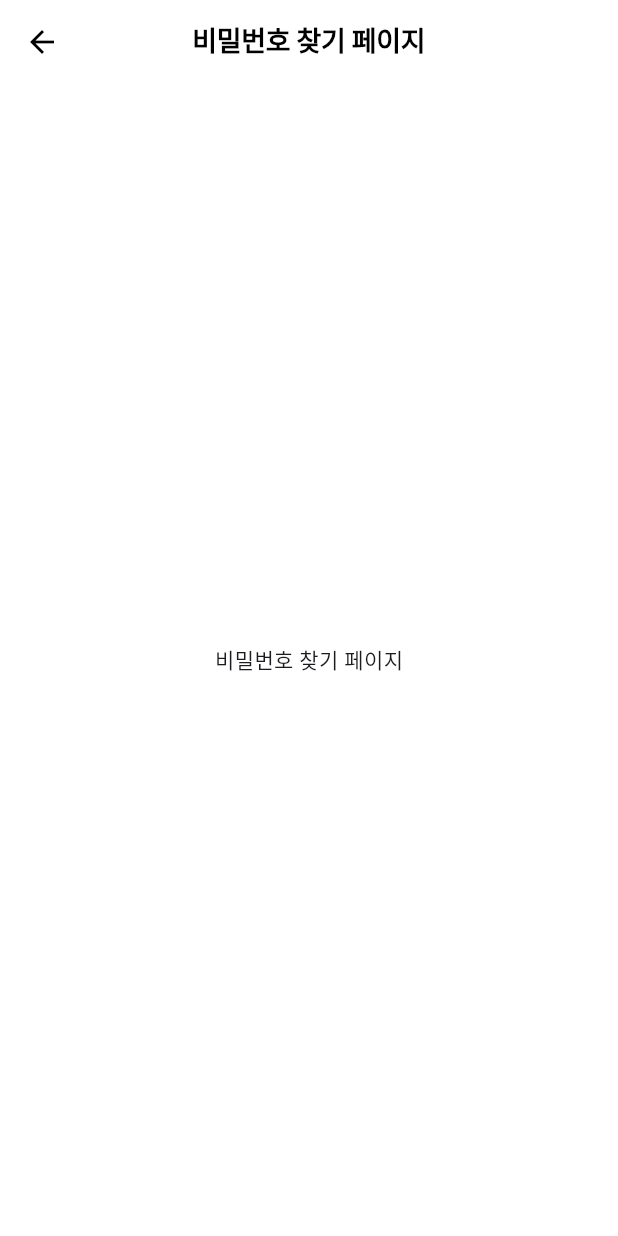
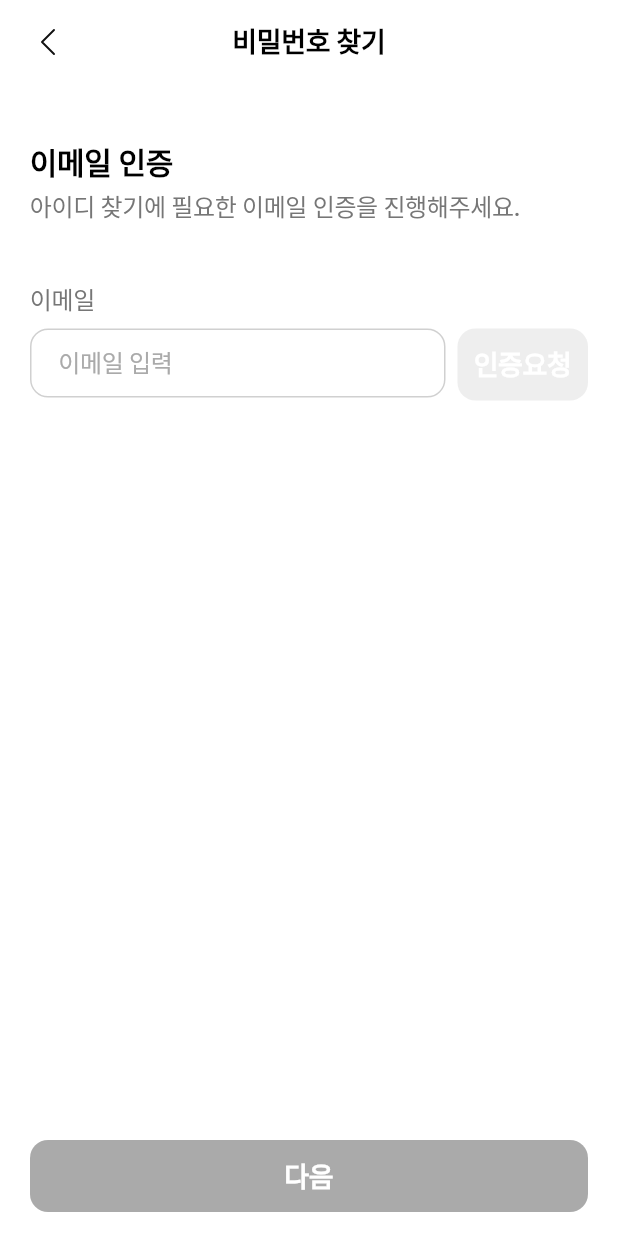
Before and after one commit to chois22/groach, a Flutter app: the RouteAuthFindPw screen opened directly, on a phone screen of 412 x 824 dp. Run offline on Flutter 3.47's test engine with Material 3 defaults, Android fonts, the phone set to English and light mode, and no system bars; our stand-ins replace flutter_svg, sizer; Roboto replaces fonts that are missing (Pretendard); project files that could hold a hidden picture were left out.

Commit message:
25.03.17

```diff
--- a/lib/ui/component/info_check_text.dart
+++ b/lib/ui/component/info_check_text.dart
@@ -1,12 +1,12 @@
 import 'package:flutter/material.dart';
 import 'package:flutter_svg/flutter_svg.dart';
 
-class Infochecktext extends StatelessWidget {
+class InfoCheckText extends StatelessWidget {
   final String iconPath;
   final String message;
   final TextStyle textStyle;
 
-  const Infochecktext({
+  const InfoCheckText({
     required this.iconPath,
     required this.message,
     required this.textStyle,
--- /dev/null
+++ b/lib/ui/page/find/page_find_pw_confirm_email.dart
@@ -0,0 +1,293 @@
+import 'package:flutter/material.dart';
+import 'package:practice1/const/value/colors.dart';
+import 'package:practice1/const/value/gaps.dart';
+import 'package:practice1/const/value/text_style.dart';
+import 'package:practice1/ui/component/button_animate.dart';
+import 'package:practice1/ui/component/button_confirm.dart';
+import 'package:practice1/ui/component/custom_appbar.dart';
+import 'package:practice1/ui/component/info_check_text.dart';
+import 'package:practice1/ui/component/textfield_default.dart';
+import 'dart:async';
+
+class PageFindPwConfirmEmail extends StatefulWidget {
+  final PageController pageController;
+  final TextEditingController tecEmail;
+
+  const PageFindPwConfirmEmail({
+    required this.pageController,
+    required this.tecEmail,
+    super.key,
+  });
+
+  @override
+  State<PageFindPwConfirmEmail> createState() => _PageFindPwConfirmEmailState();
+}
+
+class _PageFindPwConfirmEmailState extends State<PageFindPwConfirmEmail> {
+  final TextEditingController tecConfirmNumber = TextEditingController();
+  final ValueNotifier<bool> vnIsEmailCheck = ValueNotifier<bool>(false);
+
+  // 인증번호
+  final ValueNotifier<bool> vnConfirmNumber = ValueNotifier<bool>(false);
+  final ValueNotifier<bool> vnNumberMatch = ValueNotifier<bool>(false);
+  final ValueNotifier<String> vnMatchMessage = ValueNotifier<String>('');
+
+  final ValueNotifier<String> vnRequestButtonText = ValueNotifier<String>('인증요청');
+
+  // 타이머 컨트롤러
+  _TimerPeriodicState? timerController;
+
+  @override
+  void initState() {
+    super.initState();
+    widget.tecEmail.addListener(() {
+      String email = widget.tecEmail.text;
+      vnIsEmailCheck.value = email.isNotEmpty;
+    });
+  }
+
+  @override
+  void dispose() {
+    widget.tecEmail.dispose();
+    super.dispose();
+  }
+
+  @override
+  Widget build(BuildContext context) {
+    return GestureDetector(
+      onTap: () {
+        FocusManager.instance.primaryFocus?.unfocus();
+      },
+      child: Padding(
+        padding: const EdgeInsets.symmetric(horizontal: 20),
+        child: Column(
+          children: [
+            CustomAppbar(text: '비밀번호 찾기'),
+            Expanded(
+              child: SingleChildScrollView(
+                child: Column(
+                  crossAxisAlignment: CrossAxisAlignment.start,
+                  children: [
+                    Gaps.v40,
+                    Text('이메일 인증', style: TS.s20w600(colorBlack)),
+                    Gaps.v6,
+                    Text('아이디 찾기에 필요한 이메일 인증을 진행해주세요.', style: TS.s16w500(colorGray600)),
+                    Gaps.v42,
+                    Text('이메일', style: TS.s16w500(colorGray600)),
+                    Gaps.v10,
+                    Column(
+                      children: [
+                        Row(
+                          children: [
+                            Expanded(
+                              child: SizedBox(
+                                height: 48,
+                                child: TextFieldDefault(
+                                  controller: widget.tecEmail,
+                                  hintText: '이메일 입력',
+                                ),
+                              ),
+                            ),
+                            Gaps.h8,
+                            // 이메일 입력되면 인증요청 활성화, 인증번호 입력 창 활성화
+                            ValueListenableBuilder<String>(
+                              valueListenable: vnRequestButtonText,
+                              builder: (context, btnText, child) {
+                                return ValueListenableBuilder<bool>(
+                                  valueListenable: vnIsEmailCheck,
+                                  builder: (context, isEmail, child) {
+                                    return ButtonConfirm(
+                                      /// 시간 오버 되면 재요청으로 변경
+                                      boxText: btnText,
+                                      textStyle: TS.s16w500(isEmail ? colorWhite : colorGray500),
+                                      boxColor: isEmail ? colorGreen600 : colorGray200,
+                                      width: 87,
+                                      height: 48,
+                                      onTap: () {
+                                        String email = widget.tecEmail.text;
+                                        if (email.isNotEmpty) {
+                                          vnConfirmNumber.value = true;
+                                          timerController?.startTimer();
+                                        }
+                                      },
+                                    );
+                                  },
+                                );
+                              },
+                            ),
+                          ],
+                        ),
+                        Gaps.v10,
+
+                        /// 시간초는 Stack으로 넣기, timer periodic 사용하기
+                        ValueListenableBuilder<bool>(
+                          valueListenable: vnConfirmNumber,
+                          builder: (context, showSecondTextField, child) {
+                            return showSecondTextField
+                                ? Column(
+                              crossAxisAlignment: CrossAxisAlignment.start,
+                              children: [
+                                Stack(
+                                  children: [
+                                    TextFieldDefault(
+                                      controller: tecConfirmNumber,
+                                      hintText: '인증번호 입력',
+                                      onChanged: (text) {
+                                        /// 임시 비밀번호
+                                        String serverVerificationCode = '1234';
+                                        if (text.isEmpty) {
+                                          vnMatchMessage.value = ''; // 입력이 없으면 메시지 비우기
+                                          vnNumberMatch.value = false; // 일치 여부 초기화
+                                        } else if (text == serverVerificationCode) {
+                                          vnNumberMatch.value = true;
+                                          vnMatchMessage.value = '인증번호가 일치합니다.';
+                                        } else {
+                                          vnNumberMatch.value = false;
+                                          vnMatchMessage.value = '인증번호가 일치하지 않습니다.';
+                                        }
+                                      },
+                                    ),
+                                    // 3분 타이머
+                                    Positioned(
+                                      right: 8,
+                                      top: 8,
+                                      child: _TimerPeriodic(
+                                        vnRequestButtonText: vnRequestButtonText,
+                                        onInitController: (controller) => timerController = controller,
+                                      ),
+                                    ),
+                                  ],
+                                ),
+                                Gaps.v8,
+                                ValueListenableBuilder<String>(
+                                  valueListenable: vnMatchMessage,
+                                  builder: (context, message, child) {
+                                    return message.isNotEmpty
+                                        ? InfoCheckText(
+                                      iconPath: vnNumberMatch.value ? 'assets/icon/v_icon.svg' : 'assets/icon/!_icon.svg',
+                                      message: message,
+                                      textStyle: TS.s12w500(vnNumberMatch.value ? colorGreen500 : Color(0XFFD4380D)),
+                                    )
+                                        : SizedBox();
+                                  },
+                                ),
+                              ],
+                            )
+                                : SizedBox(); // showSecondTextField // showSecondTextField
+                          },
+                        ),
+                      ],
+                    ),
+                  ],
+                ),
+              ),
+            ),
+            GestureDetector(
+              onTap: () {
+                FocusManager.instance.primaryFocus?.unfocus();
+                print('---------------------');
+                print('이메일 값은 ? ${widget.tecEmail.text}');
+                print('---------------------');
+                widget.pageController.animateToPage(
+                  1,
+                  duration: Duration(milliseconds: 300),
+                  curve: Curves.linear,
+                );
+              },
+              child: ValueListenableBuilder(
+                valueListenable: vnNumberMatch,
+                builder: (context, check, child) {
+                  return ButtonAnimate(
+                    title: '다음',
+                    colorBg: check ? colorGreen600 : colorGray500,
+                    margin: EdgeInsets.symmetric(vertical: 16),
+                  );
+                },
+              ),
+            ),
+          ],
+        ),
+      ),
+
+    );
+  }
+}
+
+// 인증요청 타이머
+class _TimerPeriodic extends StatefulWidget {
+  final ValueNotifier<String> vnRequestButtonText;
+  final Function(_TimerPeriodicState controller) onInitController;
+
+  const _TimerPeriodic({
+    required this.vnRequestButtonText,
+    required this.onInitController,
+    super.key,
+  });
+
+  @override
+  State<_TimerPeriodic> createState() => _TimerPeriodicState();
+}
+
+class _TimerPeriodicState extends State<_TimerPeriodic> {
+  final ValueNotifier<int> remainingSeconds = ValueNotifier<int>(180);
+
+  // final ValueNotifier<String> vnRequestButtonText = ValueNotifier<String>('인증요청');
+  Timer? _timer;
+
+  @override
+  void initState() {
+    super.initState();
+    startTimer();
+    widget.onInitController(this);
+  }
+
+  /// 타이머 시작
+  void startTimer() {
+    _timer?.cancel(); // 기존 타이머 취소
+    remainingSeconds.value = 180; // 3분 리셋
+
+    _timer = Timer.periodic(Duration(seconds: 1), (timer) {
+      if (remainingSeconds.value == 0) {
+        timer.cancel(); // 0초 되면 멈춤
+        widget.vnRequestButtonText.value = '재요청';
+      } else {
+        remainingSeconds.value--;
+      }
+    });
+  }
+
+  /// 시간 포맷 (분:초)
+  String formatTime(int seconds) {
+    int minutes = seconds ~/ 60;
+    int sec = seconds % 60;
+    String minutesStr = minutes.toString().padLeft(2, '0');
+    String secondsStr = sec.toString().padLeft(2, '0');
+    return '$minutesStr:$secondsStr';
+  }
+
+  @override
+  void dispose() {
+    _timer?.cancel(); // 페이지 나갈 때 타이머 정지 (메모리 누수 방지)
+    remainingSeconds.dispose(); // ValueNotifier dispose
+    super.dispose();
+  }
+
+  @override
+  Widget build(BuildContext context) {
+    return ValueListenableBuilder<int>(
+      valueListenable: remainingSeconds,
+      builder: (context, value, child) {
+        return value == 180 // 타이머 시작 전에는 숨기기
+            ? SizedBox.shrink()
+            : Container(
+          padding: EdgeInsets.symmetric(horizontal: 12, vertical: 6),
+          color: Colors.white,
+          child: Text(
+            formatTime(value),
+            style: TS.s16w400(colorRed), // 스타일 설정
+          ),
+        );
+      },
+    );
+  }
+}
--- a/lib/ui/route/auth/route_auth_find_pw.dart
+++ b/lib/ui/route/auth/route_auth_find_pw.dart
@@ -1,14 +1,59 @@
 import 'package:flutter/material.dart';
-// id랑 ui는 거의 비슷함
+import 'package:practice1/ui/page/find/page_find_id_complete.dart';
+import 'package:practice1/ui/page/find/page_find_id_confirm_email.dart';
+import 'package:practice1/ui/page/find/page_find_pw_change.dart';
+import 'package:practice1/ui/page/find/page_find_pw_confirm_email.dart';
 
-class RouteAuthFindPw extends StatelessWidget {
+class RouteAuthFindPw extends StatefulWidget {
   const RouteAuthFindPw({super.key});
 
   @override
+  State<RouteAuthFindPw> createState() => _RouteAuthFindPwState();
+}
+
+class _RouteAuthFindPwState extends State<RouteAuthFindPw> {
+  final PageController pageController = PageController();
+  final ValueNotifier<int> vnIndexCurrent = ValueNotifier(0);
+  final TextEditingController tecEmail = TextEditingController();
+
+  @override
   Widget build(BuildContext context) {
-    return Scaffold(
-      appBar: AppBar(title: Text('비밀번호 찾기 페이지')),
-      body: SafeArea(child: Center(child: Text('비밀번호 찾기 페이지'),)),
+    return ValueListenableBuilder(
+      valueListenable: vnIndexCurrent,
+      builder: (context, indexCurrent, child) {
+        print('-------------------');
+        print(indexCurrent);
+        print('-------------------');
+        return PopScope(
+          /// 0이 아닐 경우에만 뒤로 가기 가능, 0이 아니면 -1 이전 페이지 이동, 애니메이션 효과
+          // canPop: indexCurrent == 0 ? true : false,
+          // onPopInvokedWithResult: (didPop, result) {
+          //   if (indexCurrent != 0) {
+          //     pageController.animateToPage(indexCurrent - 1, duration: Duration(milliseconds: 300), curve: Curves.linear);
+          //   }
+          // },
+          child: Scaffold(
+            body: SafeArea(
+              child: PageView(
+                controller: pageController,
+                physics: NeverScrollableScrollPhysics(),
+                onPageChanged: (value) {
+                  vnIndexCurrent.value = value;
+                },
+                children: [
+                  PageFindPwConfirmEmail(
+                    pageController: pageController,
+                    tecEmail: tecEmail,
+                  ),
+                  PageFindPwChange(
+
+                  ),
+                ],
+              ),
+            ),
+          ),
+        );
+      },
     );
   }
 }
```
Also changed, not shown: lib/ui/page/find/page_find_id_confirm_email.dart (+9 -13 lines), lib/ui/page/find/page_find_pw_change.dart (added, +171 -0 lines), lib/ui/page/sign_up/page_sign_up_user_info.dart (+43 -15 lines), lib/ui/route/auth/route_auth_login.dart (+39 -5 lines).
